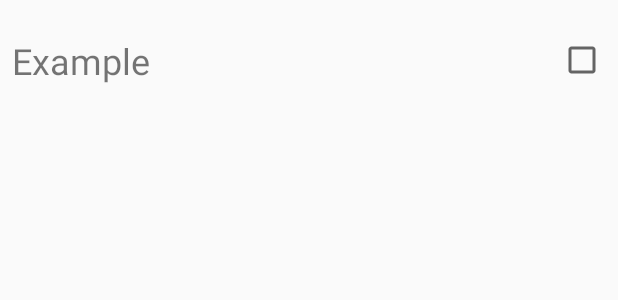
After one commit to YarZav/TableView, an Android app built with Jetpack Compose: the layout item_todo.xml on its own in the app's theme, with its tools: preview values and no code run, on a phone screen of 412 x 824 dp. The commit adds this screen. Shown: the top 300 px of the screen. Run offline under Robolectric (Android 15) with nearby library versions, the phone set to English and light mode, and no system bars.

Commit message:
Добавил отображение элементов

```diff
--- /dev/null
+++ b/app/src/main/java/com/example/myapplication/Todo.kt
@@ -0,0 +1,6 @@
+package com.example.myapplication
+
+data class Todo(
+    val title: String,
+    var isChecked: Boolean = false
+)
--- /dev/null
+++ b/app/src/main/res/layout/item_todo.xml
@@ -0,0 +1,28 @@
+<?xml version="1.0" encoding="utf-8"?>
+<androidx.constraintlayout.widget.ConstraintLayout xmlns:android="http://schemas.android.com/apk/res/android"
+    xmlns:app="http://schemas.android.com/apk/res-auto"
+    android:layout_width="match_parent"
+    android:layout_height="80dp"
+    android:paddingStart="8dp"
+    android:paddingEnd="8dp" >
+
+    <TextView
+        android:id="@+id/tvTodoTitle"
+        android:layout_width="0dp"
+        android:layout_height="wrap_content"
+        android:text="Example"
+        android:textSize="24sp"
+        app:layout_constraintBottom_toBottomOf="parent"
+        app:layout_constraintEnd_toStartOf="@+id/cbDone"
+        app:layout_constraintStart_toStartOf="parent"
+        app:layout_constraintTop_toTopOf="parent" />
+
+    <CheckBox
+        android:id="@+id/cbDone"
+        android:layout_width="wrap_content"
+        android:layout_height="wrap_content"
+        app:layout_constraintBottom_toBottomOf="parent"
+        app:layout_constraintEnd_toEndOf="parent"
+        app:layout_constraintTop_toTopOf="parent" />
+
+</androidx.constraintlayout.widget.ConstraintLayout>
```
Also changed, not shown: app/src/main/java/com/example/myapplication/MainActivity.kt (+29 -0 lines), app/src/main/java/com/example/myapplication/TodoAdapter.kt (added, +58 -0 lines).
